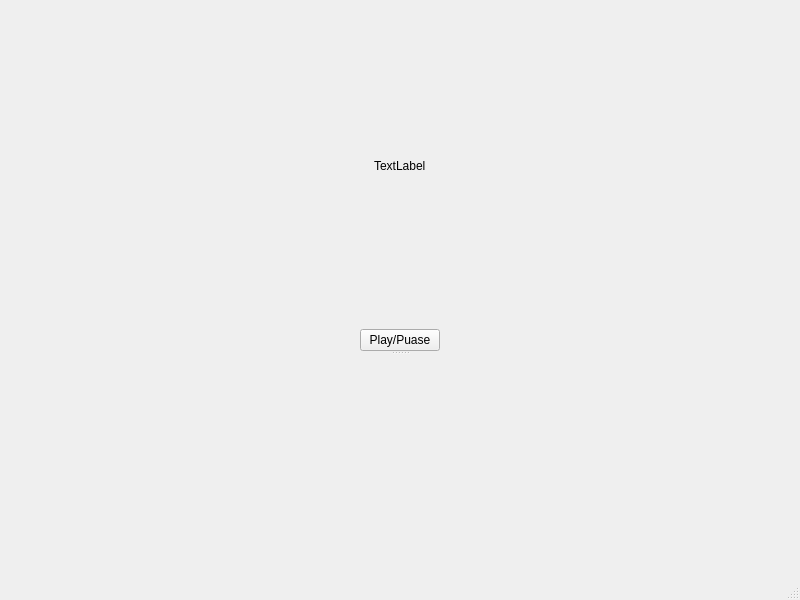
First picture: the form in mainwindow.ui, repository AdamHassan338/VideoEditor, before the edit.
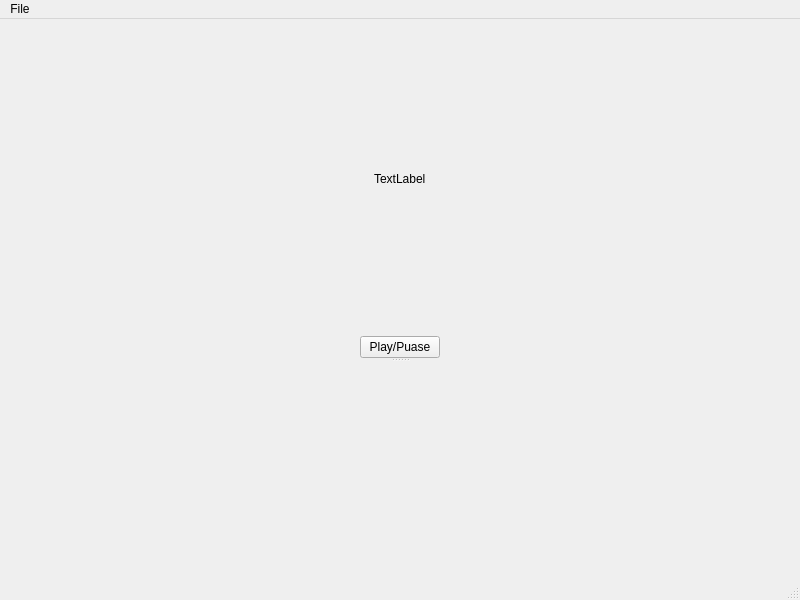
Second picture: the form after the edit. Custom widgets are drawn as their Qt base class.

Patch:
```diff
--- a/mainwindow.ui
+++ b/mainwindow.ui
@@ -112,6 +112,13 @@
      <height>26</height>
     </rect>
    </property>
+   <widget class="QMenu" name="menuFile">
+    <property name="title">
+     <string>File</string>
+    </property>
+    <addaction name="actionExport"/>
+   </widget>
+   <addaction name="menuFile"/>
   </widget>
   <widget class="QStatusBar" name="statusbar"/>
  </widget>
```
Left out of the diff: 9 changed lines with no effect on the pictures.
